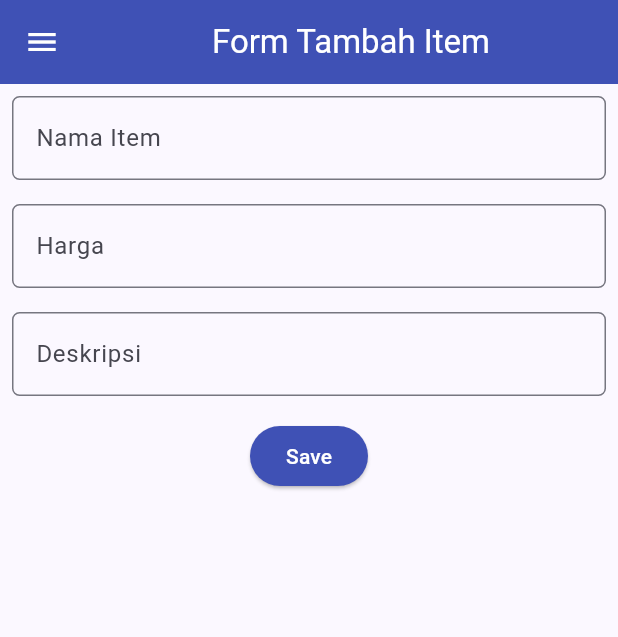
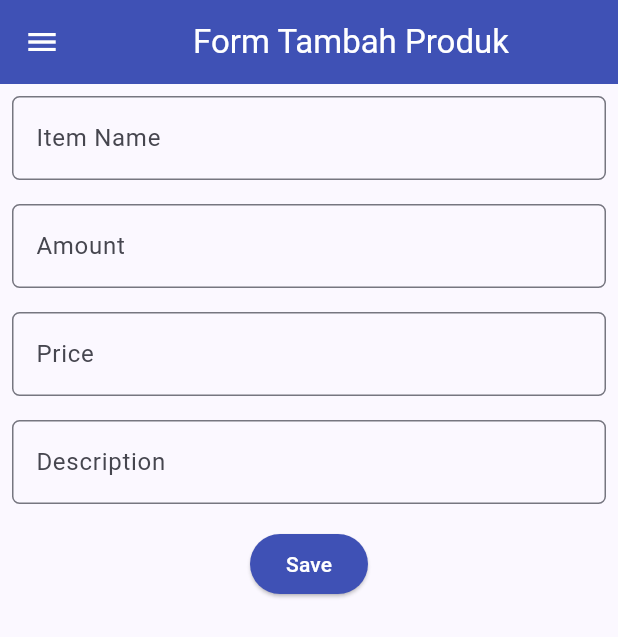
Before and after one commit to Haramchu/Gameshop-mobile, a Flutter app: the ShopFormPage screen opened directly, on a phone screen of 412 x 824 dp. Shown: the top 637 px of the screen. Run offline on Flutter 3.47's test engine with Material 2 defaults, Android fonts, the phone set to English and light mode, and no system bars; missing offline and left inert: pbp_django_auth; network calls fail.

Commit message:
Tugas 9 base

```diff
--- a/lib/item_model.dart
+++ /dev/null
@@ -1,21 +0,0 @@
-// item_model.dart
-import 'package:flutter/foundation.dart';
-
-class ItemModel extends ChangeNotifier {
-  List<Item> _items = [];
-
-  List<Item> get items => _items;
-
-  void addItem(Item item) {
-    _items.add(item);
-    notifyListeners();
-  }
-}
-
-class Item {
-  final String name;
-  final int price;
-  final String description;
-
-  Item({required this.name, required this.price, required this.description});
-}
--- /dev/null
+++ b/lib/models/item.dart
@@ -0,0 +1,72 @@
+// To parse this JSON data, do
+//
+//     final item = itemFromJson(jsonString);
+
+import 'dart:convert';
+
+List<Item> itemFromJson(String str) =>
+    List<Item>.from(json.decode(str).map((x) => Item.fromJson(x)));
+
+String itemToJson(List<Item> data) =>
+    json.encode(List<dynamic>.from(data.map((x) => x.toJson())));
+
+class Item {
+  String model;
+  int pk;
+  Fields fields;
+
+  Item({
+    required this.model,
+    required this.pk,
+    required this.fields,
+  });
+
+  factory Item.fromJson(Map<String, dynamic> json) => Item(
+        model: json["model"],
+        pk: json["pk"],
+        fields: Fields.fromJson(json["fields"]),
+      );
+
+  Map<String, dynamic> toJson() => {
+        "model": model,
+        "pk": pk,
+        "fields": fields.toJson(),
+      };
+}
+
+class Fields {
+  int user;
+  String name;
+  DateTime dateAdded;
+  int amount;
+  int price;
+  String description;
+
+  Fields({
+    required this.user,
+    required this.name,
+    required this.dateAdded,
+    required this.amount,
+    required this.price,
+    required this.description,
+  });
+
+  factory Fields.fromJson(Map<String, dynamic> json) => Fields(
+        user: json["user"],
+        name: json["name"],
+        dateAdded: DateTime.parse(json["date_added"]),
+        amount: json["amount"],
+        price: json["price"],
+        description: json["description"],
+      );
+
+  Map<String, dynamic> toJson() => {
+        "user": user,
+        "name": name,
+        "date_added":
+            "${dateAdded.year.toString().padLeft(4, '0')}-${dateAdded.month.toString().padLeft(2, '0')}-${dateAdded.day.toString().padLeft(2, '0')}",
+        "amount": amount,
+        "price": price,
+        "description": description,
+      };
+}
--- a/lib/screens/gameshop_form.dart
+++ b/lib/screens/gameshop_form.dart
@@ -1,29 +1,13 @@
+import 'dart:convert';
+
 import 'package:flutter/material.dart';
-import 'package:gameshop/item_model.dart';
+import 'package:pbp_django_auth/pbp_django_auth.dart';
 import 'package:provider/provider.dart';
+import 'package:gameshop/screens/menu.dart';
 import 'package:gameshop/widgets/left_drawer.dart';
 
-void main() {
-  runApp(const MyApp());
-}
-
-class MyApp extends StatelessWidget {
-  const MyApp({super.key});
-
-  @override
-  Widget build(BuildContext context) {
-    return MaterialApp(
-      title: 'Game Shop',
-      theme: ThemeData(
-        primarySwatch: Colors.indigo,
-      ),
-      home: const ShopFormPage(),
-    );
-  }
-}
-
 class ShopFormPage extends StatefulWidget {
-  const ShopFormPage({Key? key}) : super(key: key);
+  const ShopFormPage({super.key});
 
   @override
   State<ShopFormPage> createState() => _ShopFormPageState();
@@ -33,15 +17,16 @@ class _ShopFormPageState extends State<ShopFormPage> {
   final _formKey = GlobalKey<FormState>();
   String _name = "";
   int _price = 0;
+  String _amount = "";
   String _description = "";
-
   @override
   Widget build(BuildContext context) {
+    final request = context.watch<CookieRequest>();
     return Scaffold(
       appBar: AppBar(
         title: const Center(
           child: Text(
-            'Form Tambah Item',
+            'Form Tambah Produk',
           ),
         ),
         backgroundColor: Colors.indigo,
@@ -58,8 +43,8 @@ class _ShopFormPageState extends State<ShopFormPage> {
                 padding: const EdgeInsets.all(8.0),
                 child: TextFormField(
                   decoration: InputDecoration(
-                    hintText: "Nama Item",
-                    labelText: "Nama Item",
+                    hintText: "Item Name",
+                    labelText: "Item Name",
                     border: OutlineInputBorder(
                       borderRadius: BorderRadius.circular(5.0),
                     ),
@@ -71,7 +56,7 @@ class _ShopFormPageState extends State<ShopFormPage> {
                   },
                   validator: (String? value) {
                     if (value == null || value.isEmpty) {
-                      return "Nama tidak boleh kosong!";
+                      return "Item name cannot be empty!";
                     }
                     return null;
                   },
@@ -81,8 +66,31 @@ class _ShopFormPageState extends State<ShopFormPage> {
                 padding: const EdgeInsets.all(8.0),
                 child: TextFormField(
                   decoration: InputDecoration(
-                    hintText: "Harga",
-                    labelText: "Harga",
+                    hintText: "Amount",
+                    labelText: "Amount",
+                    border: OutlineInputBorder(
+                      borderRadius: BorderRadius.circular(5.0),
+                    ),
+                  ),
+                  onChanged: (String? value) {
+                    setState(() {
+                      _amount = value!;
+                    });
+                  },
+                  validator: (String? value) {
+                    if (value == null || value.isEmpty) {
+                      return "Amount cannot be empy";
+                    }
+                    return null;
+                  },
+                ),
+              ),
+              Padding(
+                padding: const EdgeInsets.all(8.0),
+                child: TextFormField(
+                  decoration: InputDecoration(
+                    hintText: "Price",
+                    labelText: "Price",
                     border: OutlineInputBorder(
                       borderRadius: BorderRadius.circular(5.0),
                     ),
@@ -94,10 +102,10 @@ class _ShopFormPageState extends State<ShopFormPage> {
                   },
                   validator: (String? value) {
                     if (value == null || value.isEmpty) {
-                      return "Harga tidak boleh kosong!";
+                      return "Price cannot be empty";
                     }
                     if (int.tryParse(value) == null) {
-                      return "Harga harus berupa angka!";
+                      return "Price must be a number";
                     }
                     return null;
                   },
@@ -107,8 +115,8 @@ class _ShopFormPageState extends State<ShopFormPage> {
                 padding: const EdgeInsets.all(8.0),
                 child: TextFormField(
                   decoration: InputDecoration(
-                    hintText: "Deskripsi",
-                    labelText: "Deskripsi",
+                    hintText: "Description",
+                    labelText: "Description",
                     border: OutlineInputBorder(
                       borderRadius: BorderRadius.circular(5.0),
                     ),
@@ -120,7 +128,7 @@ class _ShopFormPageState extends State<ShopFormPage> {
                   },
                   validator: (String? value) {
                     if (value == null || value.isEmpty) {
-                      return "Deskripsi tidak boleh kosong!";
+                      return "Description cannot be empty";
                     }
                     return null;
                   },
@@ -134,46 +142,34 @@ class _ShopFormPageState extends State<ShopFormPage> {
                     style: ButtonStyle(
                       backgroundColor: MaterialStateProperty.all(Colors.indigo),
                     ),
-                    onPressed: () {
+                    onPressed: () async {
                       if (_formKey.currentState!.validate()) {
-                        Item newItem = Item(
-                          name: _name,
-                          price: _price,
-                          description: _description,
-                        );
-
-                        // Use Provider to access the ItemModel and add the new item
-                        Provider.of<ItemModel>(context, listen: false)
-                            .addItem(newItem);
-
-                        showDialog(
-                          context: context,
-                          builder: (context) {
-                            return AlertDialog(
-                              title: const Text('Item berhasil tersimpan'),
-                              content: SingleChildScrollView(
-                                child: Column(
-                                  crossAxisAlignment: CrossAxisAlignment.start,
-                                  children: [
-                                    Text('Nama: $_name'),
-                                    Text('Price: $_price'),
-                                    Text('Description: $_description')
-                                  ],
-                                ),
-                              ),
-                              actions: [
-                                TextButton(
-                                  child: const Text('OK'),
-                                  onPressed: () {
-                                    Navigator.pop(context);
-                                  },
-                                ),
-                              ],
-                            );
-                          },
-                        );
+                        final response = await request.postJson(
+                            "http://localhost:8000/create-flutter/",
+                            jsonEncode(<String, String>{
+                              'name': _name,
+                              'amount': _amount,
+                              'price': _price.toString(),
+                              'description': _description,
+                            }));
+                        if (response['status'] == 'success') {
+                          ScaffoldMessenger.of(context)
+                              .showSnackBar(const SnackBar(
+                            content: Text("Produk baru berhasil disimpan!"),
+                          ));
+                          Navigator.pushReplacement(
+                            context,
+                            MaterialPageRoute(
+                                builder: (context) => MyHomePage()),
+                          );
+                        } else {
+                          ScaffoldMessenger.of(context)
+                              .showSnackBar(const SnackBar(
+                            content:
+                                Text("Terdapat kesalahan, silakan coba lagi."),
+                          ));
+                        }
                       }
-                      _formKey.currentState!.reset();
                     },
                     child: const Text(
                       "Save",
--- a/lib/screens/menu.dart
+++ b/lib/screens/menu.dart
@@ -1,15 +1,22 @@
 import 'package:flutter/material.dart';
-import 'package:gameshop/item_page.dart';
-import 'package:gameshop/screens/gameshop_form.dart';
 import 'package:gameshop/widgets/left_drawer.dart';
 import 'package:gameshop/widgets/gameshop_card.dart';
 
 class MyHomePage extends StatelessWidget {
   MyHomePage({Key? key}) : super(key: key);
 
+  // This widget is the home page of your application. It is stateful, meaning
+  // that it has a State object (defined below) that contains fields that affect
+  // how it looks.
+
+  // This class is the configuration for the state. It holds the values (in this
+  // case the title) provided by the parent (in this case the App widget) and
+  // used by the build method of the State. Fields in a Widget subclass are
+  // always marked "final".;
+
   final List<ShopItem> items = [
-    ShopItem("Lihat Item", Icons.checklist, Colors.blue),
-    ShopItem("Tambah Item", Icons.add_shopping_cart, Colors.green),
+    ShopItem("Item List", Icons.checklist, Colors.blue),
+    ShopItem("Add Item", Icons.add_shopping_cart, Colors.green),
     ShopItem("Logout", Icons.logout, Colors.red),
   ];
 
@@ -18,21 +25,24 @@ class MyHomePage extends StatelessWidget {
     return Scaffold(
       appBar: AppBar(
         title: const Text(
-          'Game Shop',
+          'GameShop',
         ),
         backgroundColor: Colors.indigo,
         foregroundColor: Colors.white,
       ),
       drawer: const LeftDrawer(),
       body: SingleChildScrollView(
+        // Widget wrapper yang dapat discroll
         child: Padding(
-          padding: const EdgeInsets.all(10.0),
+          padding: const EdgeInsets.all(10.0), // Set padding dari halaman
           child: Column(
+            // Widget untuk menampilkan children secara vertikal
             children: <Widget>[
               const Padding(
                 padding: EdgeInsets.only(top: 10.0, bottom: 10.0),
+                // Widget Text untuk menampilkan tulisan dengan alignment center dan style yang sesuai
                 child: Text(
-                  'Game Shop',
+                  'Welcome to GameShop', // Text yang menandakan toko
                   textAlign: TextAlign.center,
                   style: TextStyle(
                     fontSize: 30,
@@ -40,7 +50,9 @@ class MyHomePage extends StatelessWidget {
                   ),
                 ),
               ),
+              // Grid layout
               GridView.count(
+                // Container pada card kita.
                 primary: true,
                 padding: const EdgeInsets.all(20),
                 crossAxisSpacing: 10,
@@ -48,24 +60,8 @@ class MyHomePage extends StatelessWidget {
                 crossAxisCount: 3,
                 shrinkWrap: true,
                 children: items.map((ShopItem item) {
-                  return ShopCard(item, onCardTap: () {
-                    if (item.name == "Tambah Item") {
-                      Navigator.push(
-                        context,
-                        MaterialPageRoute(
-                          builder: (context) => const ShopFormPage(),
-                        ),
-                      );
-                    } else if (item.name == "Lihat Item") {
-                      Navigator.push(
-                        context,
-                        MaterialPageRoute(
-                          builder: (context) =>
-                              const ItemPage(), // Use 'items' instead of 'item'
-                        ),
-                      );
-                    }
-                  });
+                  // Iterasi untuk setiap item
+                  return ShopCard(item);
                 }).toList(),
               ),
             ],
--- a/pubspec.yaml
+++ b/pubspec.yaml
@@ -30,12 +30,14 @@ environment:
 dependencies:
   flutter:
     sdk: flutter
-  provider: ^6.1.1
 
 
   # The following adds the Cupertino Icons font to your application.
   # Use with the CupertinoIcons class for iOS style icons.
   cupertino_icons: ^1.0.2
+  provider: ^6.1.1
+  pbp_django_auth: ^0.3.1
+  http: ^0.13.6
 
 dev_dependencies:
   flutter_test:
```
Also changed, not shown: lib/item_page.dart (deleted, +0 -42 lines), lib/main.dart (+16 -32 lines), lib/screens/list_item.dart (added, +93 -0 lines), lib/screens/login.dart (added, +113 -0 lines), lib/widgets/gameshop_card.dart (+41 -4 lines), lib/widgets/left_drawer.dart (+20 -21 lines), pubspec.lock, 2 other files.
